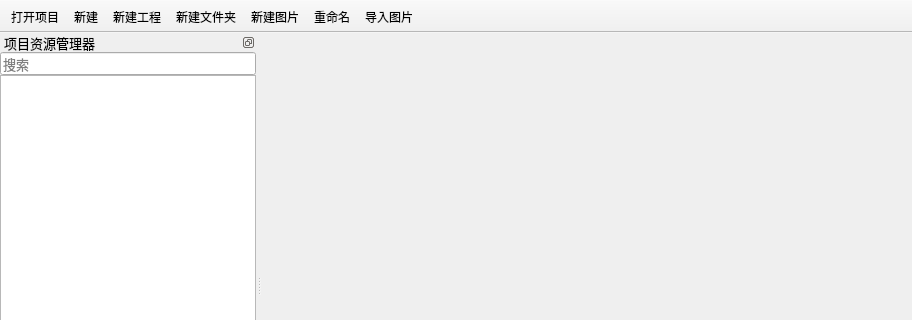
The window that BmpManager/mainwindow.ui (luckyPtr/BitmapStudio) describes before a commit, drawn with Qt 5; both pictures show x 0 to 912 and y 0 to 320 of the 912 by 558 pixel window.
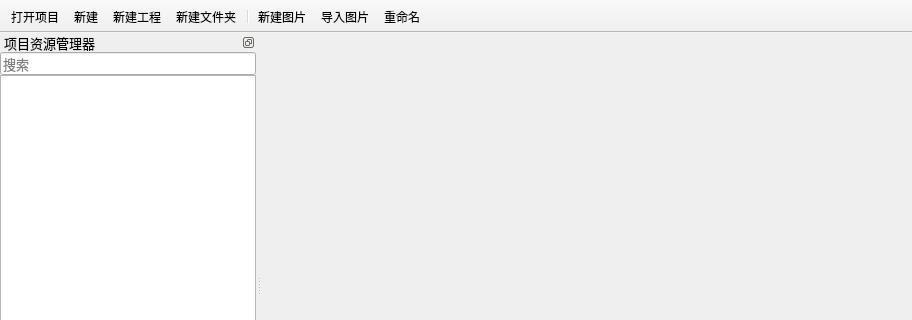
The same window after the commit. The open tabs and pages were chosen to show the change. Icons and pictures are not drawn.

What changed in the file:
```diff
--- a/BmpManager/mainwindow.ui
+++ b/BmpManager/mainwindow.ui
@@ -210,9 +210,10 @@
    <addaction name="actNew"/>
    <addaction name="actNewProject"/>
    <addaction name="actNewFolder"/>
+   <addaction name="separator"/>
    <addaction name="actNewImg"/>
-   <addaction name="actRename"/>
    <addaction name="actImportImg"/>
+   <addaction name="actRename"/>
   </widget>
   <action name="actOpenProject">
    <property name="icon">
```
Left out of the diff: 11 changed lines with no effect on the pictures.
